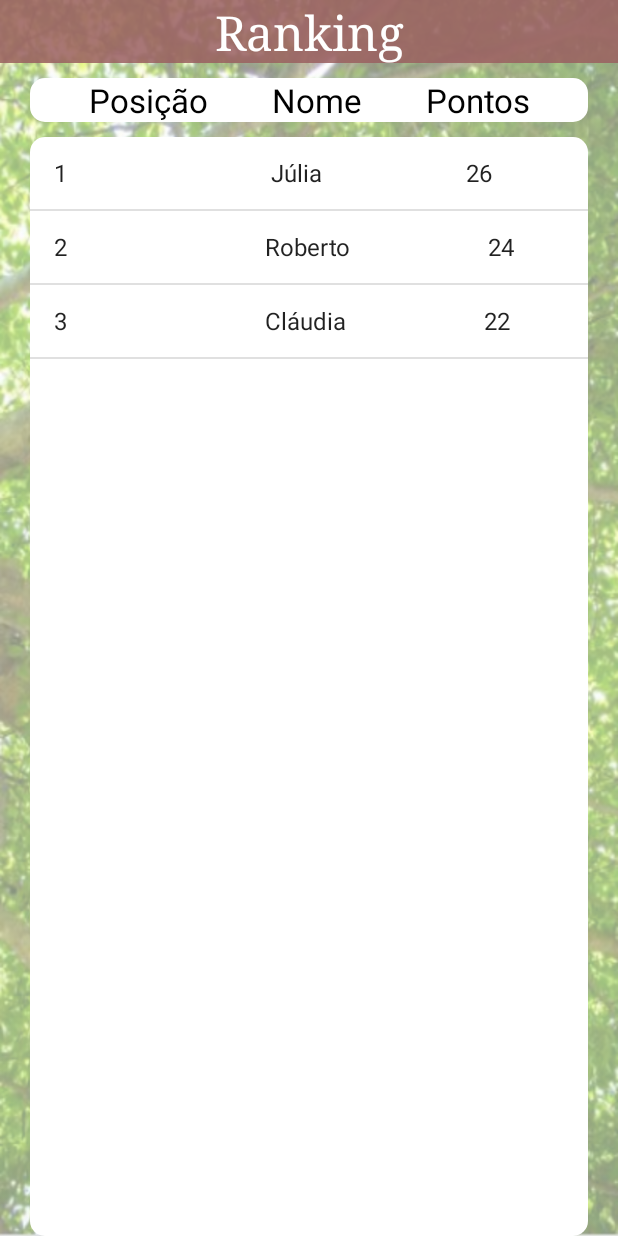
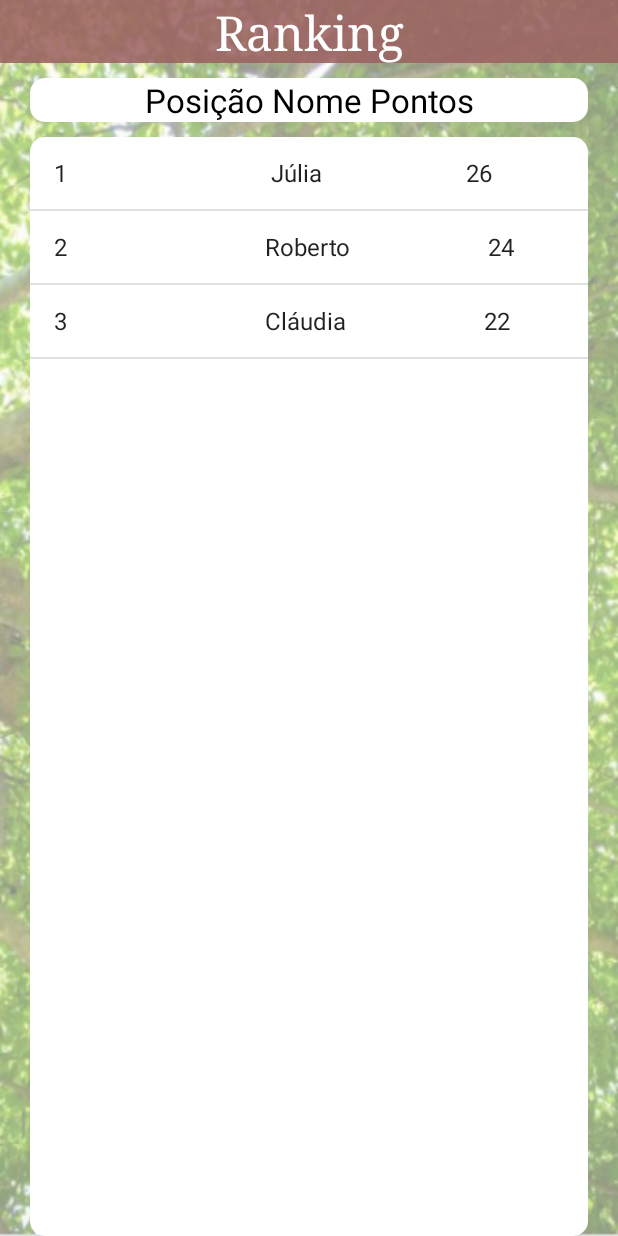
Before and after one commit to lucascoutinholc/AppPlanteUmaArvore, an Android app: the QuartaActivity screen opened directly, with no data from a screen before it, on a phone screen of 412 x 824 dp. Run offline under Robolectric (Android 15) with nearby library versions, the phone set to English and light mode, and no system bars.

Commit message:
Improve properties in fourth layout

```diff
--- a/app/src/main/res/layout/activity_quarta.xml
+++ b/app/src/main/res/layout/activity_quarta.xml
@@ -1,6 +1,5 @@
 <?xml version="1.0" encoding="utf-8"?>
 <LinearLayout xmlns:android="http://schemas.android.com/apk/res/android"
-    xmlns:app="http://schemas.android.com/apk/res-auto"
     xmlns:tools="http://schemas.android.com/tools"
     android:layout_width="match_parent"
     android:layout_height="match_parent"
@@ -16,10 +15,10 @@
         android:background="@color/marrom"
         android:fontFamily="serif"
         android:gravity="center"
-        android:text="Ranking"
+        android:text="@string/ranking"
         android:textAppearance="@style/TextAppearance.AppCompat.Large"
         android:textColor="@color/white"
-        android:textSize="32dp" />
+        android:textSize="32sp"/>
 
     <TextView
         android:layout_width="match_parent"
@@ -30,10 +29,10 @@
         android:background="@drawable/campos"
         android:fontFamily="sans-serif"
         android:gravity="center"
-        android:text="Posição        Nome        Pontos"
+        android:text="@string/posi_o_nome_pontos"
         android:textAppearance="@style/TextAppearance.AppCompat.Large"
         android:textColor="@color/black"
-        android:textSize="22dp" />
+        android:textSize="22sp"/>
 
     <ListView
         android:id="@+id/ranking"
--- a/app/src/main/res/values/strings.xml
+++ b/app/src/main/res/values/strings.xml
@@ -20,4 +20,6 @@
     <string name="mapa">Mapa</string>
     <string name="plante_as_sementes_compradas_para_salvar_o_meio_ambiente_veja_o_ranking_dos_usuarios_que_mais_plantaram">Plante as sementes compradas para salvar o meio ambiente. Veja o ranking dos usuarios que mais plantaram.</string>
     <string name="ver_ranking">Ver ranking</string>
+    <string name="ranking">Ranking</string>
+    <string name="posi_o_nome_pontos">Posição Nome Pontos</string>
 </resources>
```
